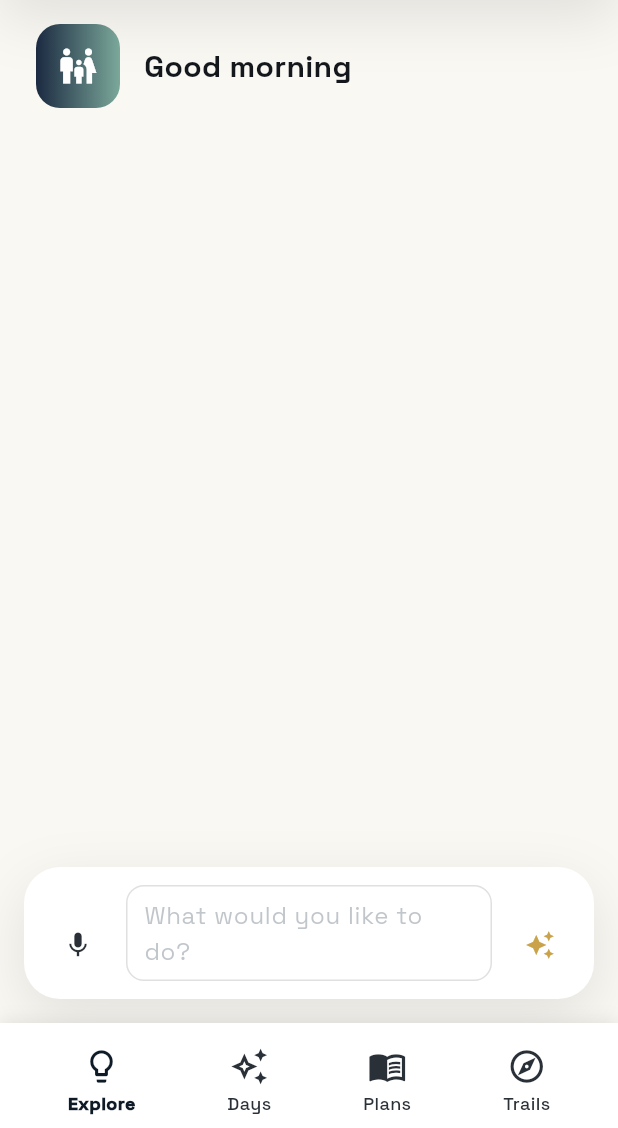
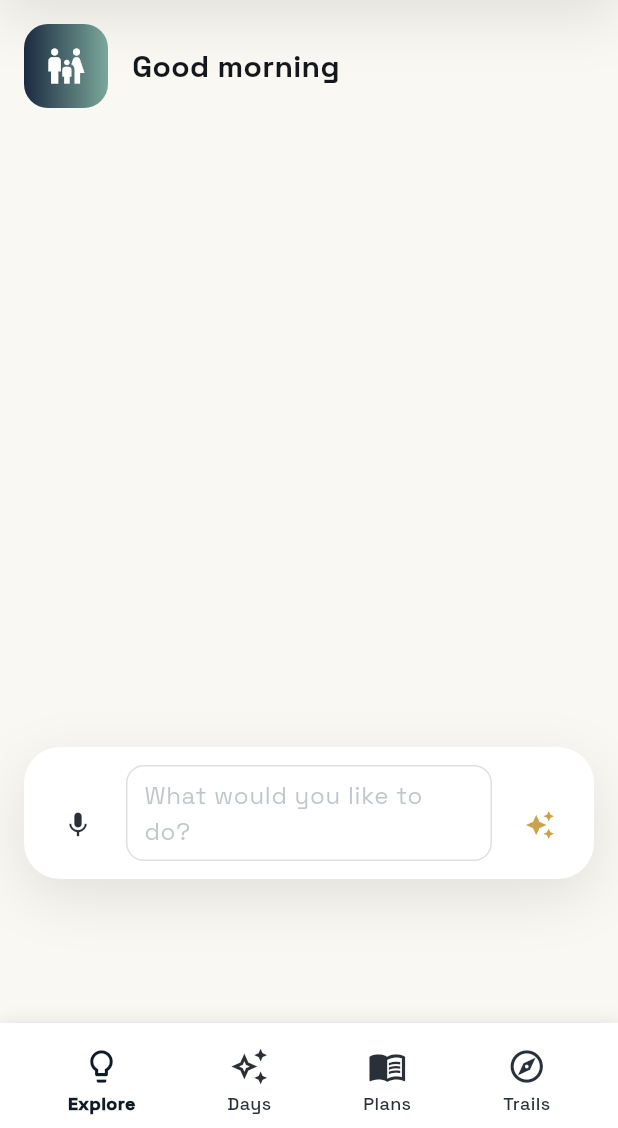
Before and after one commit to MorganMind/merryway-app, a Flutter app: the screen it shows once a user with an empty profile is signed in, on a phone screen of 412 x 824 dp, the part 108-1236 px from its top. Run offline on Flutter 3.47's test engine with Material 3 defaults, Android fonts, the phone set to English and light mode, and no system bars; our stand-ins replace auto_size_text, connectivity_plus, cross_file, dio, dotted_border, equatable and 19 more; missing offline and left inert: app, dart:html, dart:ui_web, desktop_drop, fetch_client, flutter_sound and 1 more; accounts and stored records are empty; network calls fail; Roboto replaces fonts that are missing (Eczar).

Commit message:
Fix compilation errors: memberFeedback type and screenWidth reference

```diff
--- a/lib/modules/home/pages/home_page.dart
+++ b/lib/modules/home/pages/home_page.dart
@@ -1194,9 +1194,7 @@ class _HomePageState extends State<HomePage> {
 
                         // Greeting + Pod Row (horizontal)
                         Padding(
-                          padding: EdgeInsets.symmetric(
-                            horizontal: RedesignTokens.getGutter(MediaQuery.of(context).size.width),
-                          ),
+                          padding: const EdgeInsets.symmetric(horizontal: 16),
                           child: Row(
                             children: [
                               // Family Avatar
@@ -1268,9 +1266,7 @@ class _HomePageState extends State<HomePage> {
                         // Pod Filter (inline, no background)
                         if (pods.isNotEmpty)
                           Padding(
-                            padding: EdgeInsets.symmetric(
-                              horizontal: RedesignTokens.getGutter(MediaQuery.of(context).size.width),
-                            ),
+                            padding: const EdgeInsets.symmetric(horizontal: 16),
                             child: SingleChildScrollView(
                               scrollDirection: Axis.horizontal,
                               child: Row(
@@ -1426,9 +1422,7 @@ class _HomePageState extends State<HomePage> {
                         // Smart suggestion section
                         if (showSmartSuggestion && smartSuggestionData != null)
                           Padding(
-                            padding: EdgeInsets.symmetric(
-                              horizontal: RedesignTokens.getGutter(MediaQuery.of(context).size.width),
-                            ),
+                            padding: const EdgeInsets.symmetric(horizontal: 16),
                             child: SmartSuggestionCard(
                               activityTitle: smartSuggestionData!['activity']?['activity'] ?? 'Activity',
                               rationale: smartSuggestionData!['activity']?['rationale'] ?? '',
@@ -1451,9 +1445,7 @@ class _HomePageState extends State<HomePage> {
                         // AI suggestions loading banner
                         if (isLoadingAISuggestions)
                           Container(
-                            margin: EdgeInsets.symmetric(
-                              horizontal: RedesignTokens.getGutter(MediaQuery.of(context).size.width),
-                            ),
+                            margin: const EdgeInsets.symmetric(horizontal: 16),
                             padding: const EdgeInsets.all(RedesignTokens.space24),
                             decoration: BoxDecoration(
                               gradient: LinearGradient(
@@ -1622,7 +1614,8 @@ class _HomePageState extends State<HomePage> {
                                           },
                                           memberFeedback: currentMemberId != null ? () {
                                             final activityKey = suggestion.activity.toLowerCase().trim();
-                                            return _suggestionFeedback[activityKey];
+                                            final feedback = _suggestionFeedback[activityKey];
+                                            return feedback != null ? {currentMemberId!: feedback} : null;
                                           }() : null,
                                           onFeedback: (feedbackType) {
                                             if (currentMemberId != null) {
@@ -1768,10 +1761,10 @@ class _HomePageState extends State<HomePage> {
                                   },
                                 memberFeedback: currentMemberId != null ? () {
                                   final activityKey = suggestion.activity.toLowerCase().trim();
-                                  final feedback = _suggestionFeedback[activityKey] ?? 'neutral';
+                                  final feedback = _suggestionFeedback[activityKey];
                                   debugPrint('🔍 Looking up feedback for "$activityKey": $feedback');
-                                  return {currentMemberId!: feedback};
-                                }() : {},
+                                  return feedback != null ? {currentMemberId!: feedback} : null;
+                                }() : null,
                                 onFeedback: (action) async {
                                   // Save feedback to database
                                   if (householdId != null && currentMemberId != null) {
@@ -1879,7 +1872,7 @@ class _HomePageState extends State<HomePage> {
 
           // Bottom Composer (sticky at bottom)
           Positioned(
-            bottom: 0,
+            bottom: MediaQuery.of(context).size.width < 900 ? 80 : 0, // Attach to nav bar on mobile
             left: 0,
             right: 0,
             child: BottomComposer(
```
